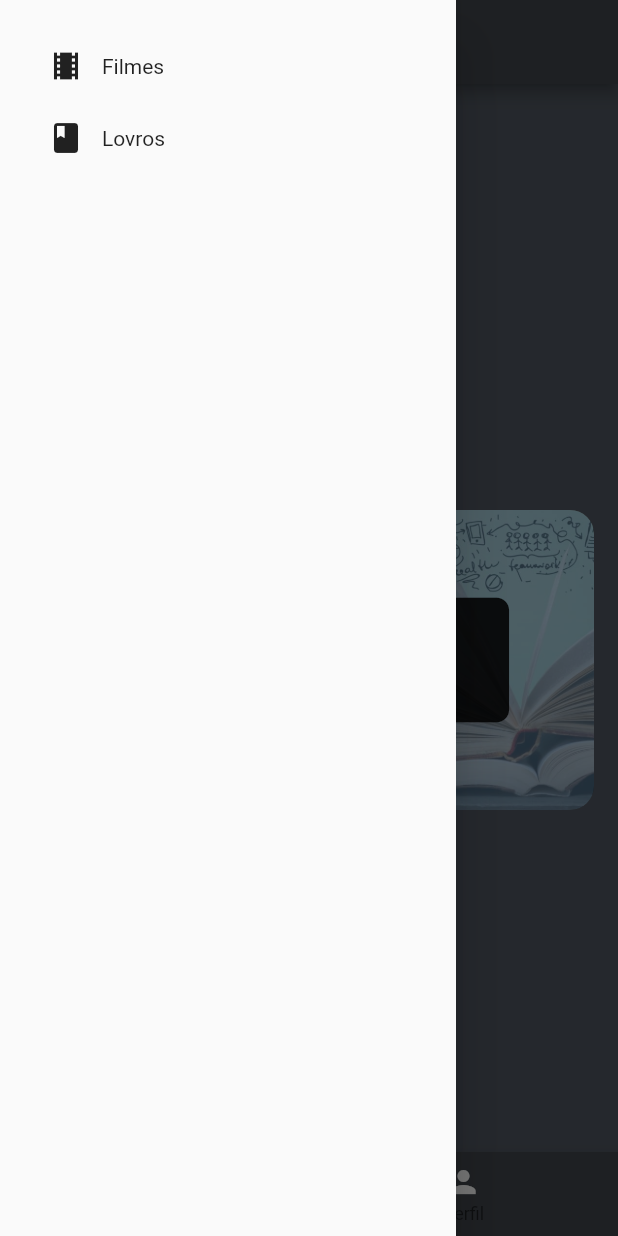
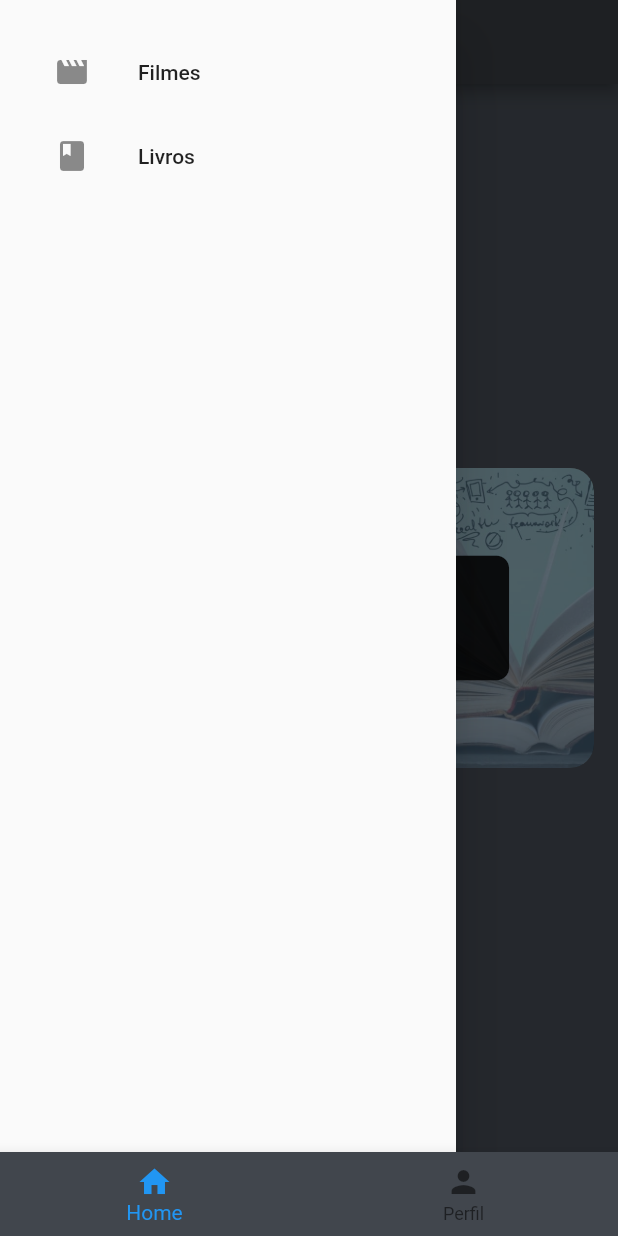
Before and after one commit to Julio-JC/app_colecao_pessoal, a Flutter app: the screen it shows after launch, in the side drawer, after a tap on the "local movies" icon, on a phone screen of 412 x 824 dp. Run offline on Flutter 3.47's test engine with Material 2 defaults, Android fonts, the light colour scheme and no system bars; our stand-ins replace flutter_slidable, shared_preferences.

Commit message:
Criado pagina de usuário, dado funcionamento para o ButtimVavBar,

```diff
--- a/app_colecao_pessoal/lib/button_home_page.dart
+++ b/app_colecao_pessoal/lib/botao_pagina_inicial.dart
@@ -1,7 +1,7 @@
 import 'package:flutter/material.dart';
 
-class ButtonHomePage extends StatelessWidget {
-  const ButtonHomePage({
+class BotaoPaginaInicial extends StatelessWidget {
+  const BotaoPaginaInicial({
     super.key,
     required this.icon,
     required this.image,
--- a/app_colecao_pessoal/lib/meu_app.dart
+++ b/app_colecao_pessoal/lib/meu_app.dart
@@ -1,5 +1,5 @@
+import 'package:app_colecao_pessoal/page/pagina_navegacao.dart';
 import 'global/const.dart';
-import 'page/pagina_inicial.dart';
 import 'package:flutter/material.dart';
 
 class MeuApp extends StatelessWidget {
@@ -20,7 +20,7 @@ class MeuApp extends StatelessWidget {
         scaffoldBackgroundColor: kColorScaffold,
         cardColor: kColorCard,
       ),
-      home: const PaginaInicial(),
+      home: const PaginaNavegacao(),
     );
   }
 }
--- /dev/null
+++ b/app_colecao_pessoal/lib/page/pagina_add_usuario.dart
@@ -0,0 +1,95 @@
+import 'package:flutter/material.dart';
+
+class PaginaAddUsuario extends StatefulWidget {
+  const PaginaAddUsuario({super.key});
+
+  @override
+  State<PaginaAddUsuario> createState() => _PaginaAddUsuarioState();
+}
+
+class _PaginaAddUsuarioState extends State<PaginaAddUsuario> {
+  final TextEditingController nomeController = TextEditingController();
+  final TextEditingController nascimentoController = TextEditingController();
+  String? imagem;
+  final TextEditingController generoFavController = TextEditingController();
+  final TextEditingController diretorFavController = TextEditingController();
+
+  @override
+  Widget build(BuildContext context) {
+    return SafeArea(
+      child: Scaffold(
+        appBar: AppBar(
+          centerTitle: true,
+          title: const Text('Pagina do Usuário'),
+        ),
+        body: SingleChildScrollView(
+          padding: const EdgeInsets.all(16),
+          child: Card(
+            child: Padding(
+              padding: const EdgeInsets.all(10),
+              child: Column(children: [
+                GestureDetector(
+                  onTap: () {
+                    print('Editar Imagem');
+                  },
+                  child: Container(
+                    margin: const EdgeInsets.only(top: 30, bottom: 30),
+                    height: 150,
+                    width: 150,
+                    decoration: const BoxDecoration(
+                      shape: BoxShape.circle,
+                      color: Colors.amber,
+                      image: DecorationImage(
+                          image:
+                              AssetImage('assets/image/icone-do-perfil.jpg')),
+                    ),
+                  ),
+                ),
+                Padding(
+                  padding: const EdgeInsets.only(bottom: 10),
+                  child: TextField(
+                    controller: nomeController,
+                    decoration: const InputDecoration(
+                      border: OutlineInputBorder(),
+                      labelText: 'Nome',
+                    ),
+                  ),
+                ),
+                Padding(
+                  padding: const EdgeInsets.only(top: 10, bottom: 10),
+                  child: TextField(
+                    controller: nascimentoController,
+                    decoration: const InputDecoration(
+                      border: OutlineInputBorder(),
+                      labelText: 'Data de nascimento',
+                    ),
+                  ),
+                ),
+                Padding(
+                  padding: const EdgeInsets.only(top: 10, bottom: 10),
+                  child: TextField(
+                    controller: generoFavController,
+                    decoration: const InputDecoration(
+                      border: OutlineInputBorder(),
+                      labelText: 'Genero favorito',
+                    ),
+                  ),
+                ),
+                Padding(
+                  padding: const EdgeInsets.only(top: 10, bottom: 10),
+                  child: TextField(
+                    controller: diretorFavController,
+                    decoration: const InputDecoration(
+                      border: OutlineInputBorder(),
+                      labelText: 'Diretor favorito',
+                    ),
+                  ),
+                ),
+              ]),
+            ),
+          ),
+        ),
+      ),
+    );
+  }
+}
--- a/app_colecao_pessoal/lib/page/pagina_conteudo_do_filme.dart
+++ b/app_colecao_pessoal/lib/page/pagina_conteudo_do_filme.dart
@@ -1,4 +1,3 @@
-import 'package:app_colecao_pessoal/page/pagina_add_filme.dart';
 import 'package:flutter/material.dart';
 import '../profile/models/item.dart';
 // ignore: depend_on_referenced_packages
--- a/app_colecao_pessoal/lib/page/pagina_inicial.dart
+++ b/app_colecao_pessoal/lib/page/pagina_inicial.dart
@@ -1,6 +1,6 @@
-import 'package:app_colecao_pessoal/button_home_page.dart';
-import 'package:app_colecao_pessoal/page/minha_lista_de_livros.dart';
-import 'package:app_colecao_pessoal/page/minha_lista_de_filmes.dart';
+import 'package:app_colecao_pessoal/botao_pagina_inicial.dart';
+import 'package:app_colecao_pessoal/page/pagina_lista_de_livros.dart';
+import 'package:app_colecao_pessoal/page/pagina_lista_de_filmes.dart';
 import 'package:flutter/material.dart';
 
 class PaginaInicial extends StatelessWidget {
@@ -8,7 +8,8 @@ class PaginaInicial extends StatelessWidget {
 
   @override
   Widget build(BuildContext context) {
-    return Scaffold(
+    return SafeArea(
+      child: Scaffold(
         appBar: AppBar(
           centerTitle: true,
           title: const Text('Minha Coleção'),
@@ -19,47 +20,37 @@ class PaginaInicial extends StatelessWidget {
             child: Column(
               crossAxisAlignment: CrossAxisAlignment.start,
               children: [
-              Row(
-                children: [
-                  IconButton(
-                    onPressed: () {
-                      print('Catalogo de Filmes');
+                ListTile(
+                  leading: const Icon(Icons.movie),
+                  title: const Text('Filmes'),
+                  onTap: () {
+                    Navigator.push(
+                      context,
+                      MaterialPageRoute(
+                        builder: (context) {
+                          return const PaginaListaDeFilmes();
                         },
-                    icon: const Icon(
-                      Icons.local_movies,
                       ),
+                    );
+                  },
                 ),
-                  const Text('Filmes'),
-                ],
+                ListTile(
+                  leading: const Icon(Icons.book),
+                  title: const Text('Livros'),
+                  onTap: () {
+                    Navigator.push(
+                      context,
+                      MaterialPageRoute(
+                        builder: (context) {
+                          return const PaginaListaDeLivros();
+                        },
                       ),
-              Row(
-                children: [
-                  IconButton(
-                    onPressed: () {
-                      print('Catalogo de Livros');
+                    );
                   },
-                    icon: const Icon(
-                      Icons.book,
                 ),
-                  ),
-                  const Text('Lovros'),
-                ],
-              )
               ],
             ),
           ),
-      ),
-      bottomNavigationBar: BottomNavigationBar(
-        items: const <BottomNavigationBarItem>[
-          BottomNavigationBarItem(
-            icon: Icon(Icons.home),
-            label: 'Home',
-          ),
-          BottomNavigationBarItem(
-            icon: Icon(Icons.person, color: Colors.white),
-            label: 'Perfil',
-          )
-        ],
         ),
         body: Container(
           decoration: const BoxDecoration(),
@@ -67,18 +58,17 @@ class PaginaInicial extends StatelessWidget {
             child: Row(
               mainAxisAlignment: MainAxisAlignment.center,
               children: [
-              ButtonHomePage(
+                BotaoPaginaInicial(
                   icon: IconButton(
                     onPressed: () {
                       Navigator.push(
                         context,
                         MaterialPageRoute(
                           builder: (context) {
-                          return const MinhaListaDeFilmes();
+                            return const PaginaListaDeFilmes();
                           },
                         ),
                       );
-                    print('Catalogo de filmes');
                     },
                     icon: const Icon(
                       Icons.local_movies,
@@ -87,18 +77,17 @@ class PaginaInicial extends StatelessWidget {
                   ),
                   image: 'assets/image/filme_botão2.jpg',
                 ),
-              ButtonHomePage(
+                BotaoPaginaInicial(
                   icon: IconButton(
                     onPressed: () {
                       Navigator.push(
                         context,
                         MaterialPageRoute(
                           builder: (context) {
-                          return const MinhaListaDeLivros();
+                            return const PaginaListaDeLivros();
                           },
                         ),
                       );
-                    print('Catalogo de livro');
                     },
                     icon: const Icon(
                       Icons.book,
@@ -112,6 +101,7 @@ class PaginaInicial extends StatelessWidget {
           ),
         ),
         extendBody: true,
+      ),
     );
   }
 }
--- a/app_colecao_pessoal/lib/page/minha_lista_de_livros.dart
+++ b/app_colecao_pessoal/lib/page/pagina_lista_de_livros.dart
@@ -1,7 +1,7 @@
 import 'package:flutter/material.dart';
 
-class MinhaListaDeLivros extends StatelessWidget {
-  const MinhaListaDeLivros({super.key});
+class PaginaListaDeLivros extends StatelessWidget {
+  const PaginaListaDeLivros({super.key});
 
   @override
   Widget build(BuildContext context) {
--- /dev/null
+++ b/app_colecao_pessoal/lib/page/pagina_navegacao.dart
@@ -0,0 +1,46 @@
+import 'package:app_colecao_pessoal/page/pagina_add_usuario.dart';
+import 'package:app_colecao_pessoal/page/pagina_inicial.dart';
+import 'package:flutter/material.dart';
+
+class PaginaNavegacao extends StatefulWidget {
+  const PaginaNavegacao({
+    super.key,
+  });
+
+  @override
+  State<PaginaNavegacao> createState() => _PaginaNavegacaoState();
+}
+
+class _PaginaNavegacaoState extends State<PaginaNavegacao> {
+  final List<Widget> pagina = [const PaginaInicial(), const PaginaAddUsuario()];
+  int selecaoIdex = 0;
+  @override
+  Widget build(BuildContext context) {
+    return Scaffold(
+      body: IndexedStack(
+        index: selecaoIdex,
+        children: pagina,
+      ),
+      bottomNavigationBar: BottomNavigationBar(
+        currentIndex: selecaoIdex,
+        onTap: alterarGuia,
+        items: const <BottomNavigationBarItem>[
+          BottomNavigationBarItem(
+            icon: Icon(Icons.home),
+            label: 'Home',
+          ),
+          BottomNavigationBarItem(
+            icon: Icon(Icons.person),
+            label: 'Perfil',
+          )
+        ],
+      ),
+    );
+  }
+
+  void alterarGuia(int index) {
+    setState(() {
+      selecaoIdex = index;
+    });
+  }
+}
```
Also changed, not shown: app_colecao_pessoal/lib/page/pagina_add_filme.dart (+13 -67 lines), app_colecao_pessoal/lib/page/pagina_lista_de_filmes.dart (renamed from app_colecao_pessoal/lib/page/minha_lista_de_filmes.dart, +32 -6 lines), app_colecao_pessoal/lib/profile/ajudas/ajuda_do_banco_de_dados.dart (deleted, +0 -143 lines), app_colecao_pessoal/lib/profile/infraestructure/data.dart (added, +73 -0 lines), app_colecao_pessoal/lib/profile/models/item.dart (+0 -27 lines), app_colecao_pessoal/lib/profile/models/usuario.dart (added, +15 -0 lines), app_colecao_pessoal/lib/widget/item_da_lista.dart (+16 -4 lines), app_colecao_pessoal/assets/image/icone-do-perfil.jpg (added). Lines whose indentation alone changed are shown as unchanged.
